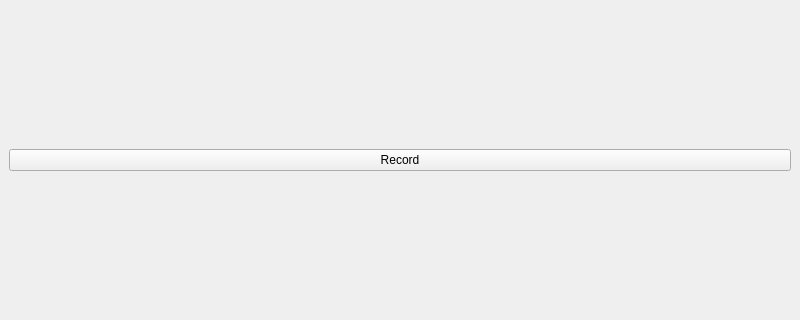
Qt form UI/mainWindow/mainwindow.ui (lxvdnl/audio-to-text-convertor-app) before a commit; both pictures show x 0 to 800 and y 129 to 449 of the 800 by 600 pixel window.
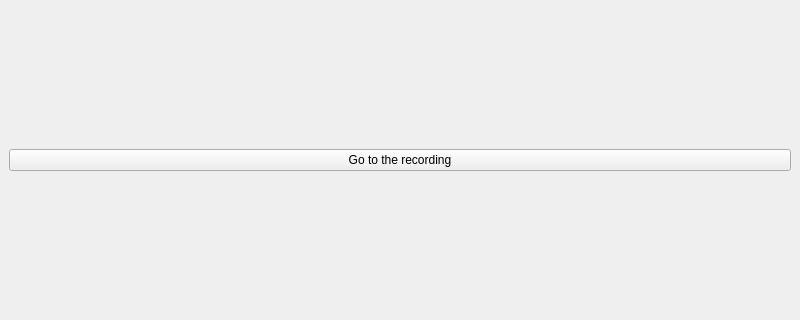
The same form after that commit.

Commit message: moved recording to a separate window

The edit to the form file:
```diff
--- a/UI/mainWindow/mainwindow.ui
+++ b/UI/mainWindow/mainwindow.ui
@@ -18,7 +18,7 @@
     <item row="0" column="0">
      <widget class="QPushButton" name="recordingButton">
       <property name="text">
-       <string>Record</string>
+       <string>Go to the recording</string>
       </property>
      </widget>
     </item>
```
Left out of the diff: 2 changed lines with no effect on the pictures. The commit also changes 7 other files.
